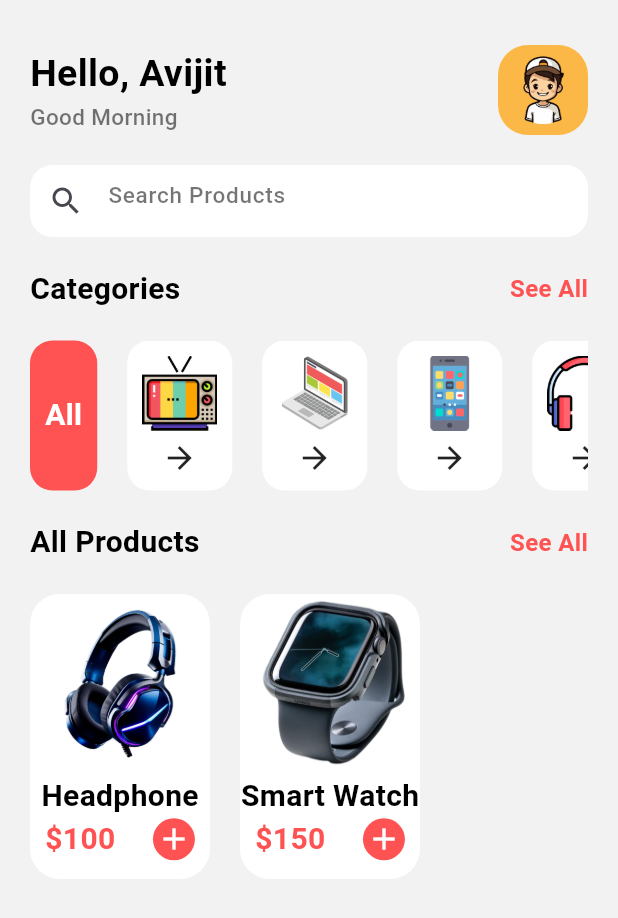
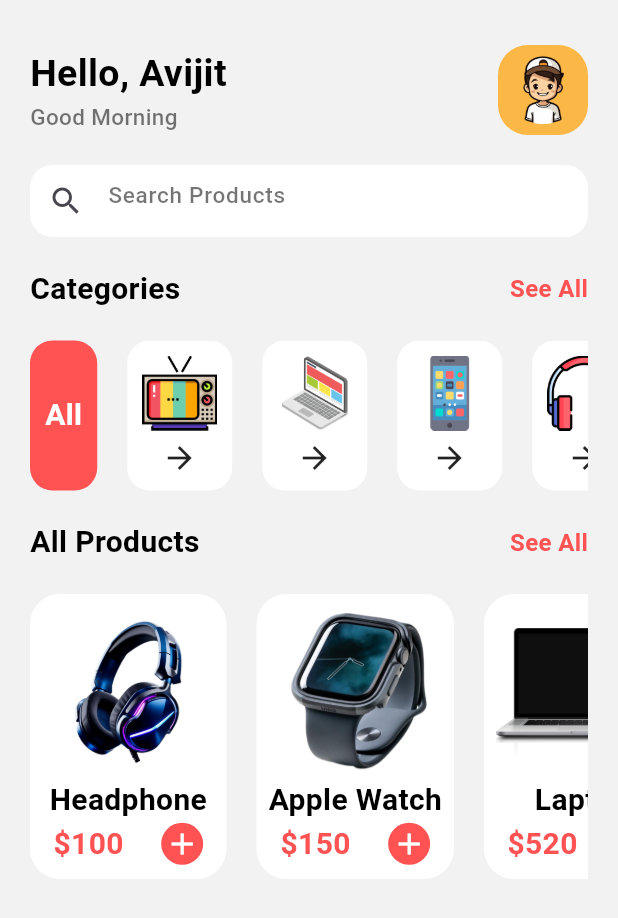
Before and after one commit to AvijitDasAvi/Shopping-App, a Flutter app: the screen it shows after launch, on a phone screen of 412 x 824 dp. Shown: the top 918 px of the screen. Run offline on Flutter 3.47's test engine with Material 3 defaults, Android fonts, the phone set to English and light mode, and no system bars.

Commit message:
Home page UI complete

```diff
--- a/lib/pages/home_page.dart
+++ b/lib/pages/home_page.dart
@@ -21,7 +21,8 @@ class _HomePageState extends State<HomePage> {
   Widget build(BuildContext context) {
     return Scaffold(
       backgroundColor: Color(0xfff2f2f2),
-      body: Container(
+      body: SingleChildScrollView(
+        child: Container(
           margin: EdgeInsets.only(top: 30.0, left: 20.0, right: 20.0),
           child: Column(
             crossAxisAlignment: CrossAxisAlignment.start,
@@ -162,6 +163,7 @@ class _HomePageState extends State<HomePage> {
                   scrollDirection: Axis.horizontal,
                   children: [
                     Container(
+                      padding: EdgeInsets.all(8.0),
                       decoration: BoxDecoration(
                           color: Colors.white,
                           borderRadius: BorderRadius.circular(20.0)),
@@ -169,8 +171,8 @@ class _HomePageState extends State<HomePage> {
                         children: [
                           Image.asset(
                             "assets/images/headphone2.png",
-                          height: 120.0,
-                          width: 120.0,
+                            height: 115.0,
+                            width: 115.0,
                             fit: BoxFit.cover,
                           ),
                           Text(
@@ -208,6 +210,7 @@ class _HomePageState extends State<HomePage> {
                     ),
                     Container(
                       margin: EdgeInsets.only(left: 20),
+                      padding: EdgeInsets.all(8.0),
                       decoration: BoxDecoration(
                           color: Colors.white,
                           borderRadius: BorderRadius.circular(20.0)),
@@ -215,12 +218,12 @@ class _HomePageState extends State<HomePage> {
                         children: [
                           Image.asset(
                             "assets/images/watch.png",
-                          height: 120.0,
-                          width: 120.0,
+                            height: 115.0,
+                            width: 115.0,
                             fit: BoxFit.cover,
                           ),
                           Text(
-                          "Smart Watch",
+                            "Apple Watch",
                             style: SupportWidget.semiBoldTextStyle(),
                           ),
                           Row(
@@ -252,12 +255,107 @@ class _HomePageState extends State<HomePage> {
                         ],
                       ),
                     ),
+                    Container(
+                      margin: EdgeInsets.only(left: 20),
+                      padding: EdgeInsets.all(8.0),
+                      decoration: BoxDecoration(
+                          color: Colors.white,
+                          borderRadius: BorderRadius.circular(20.0)),
+                      child: Column(
+                        children: [
+                          Image.asset(
+                            "assets/images/laptop.png",
+                            height: 115.0,
+                            width: 115.0,
+                            fit: BoxFit.contain,
+                          ),
+                          Text(
+                            "Laptop",
+                            style: SupportWidget.semiBoldTextStyle(),
+                          ),
+                          Row(
+                            children: [
+                              Text(
+                                "\$520",
+                                style: TextStyle(
+                                  color: Colors.redAccent,
+                                  fontSize: 20.0,
+                                  fontWeight: FontWeight.bold,
+                                ),
+                              ),
+                              SizedBox(
+                                width: 25.0,
+                              ),
+                              Container(
+                                padding: EdgeInsets.all(2.0),
+                                decoration: BoxDecoration(
+                                  color: Colors.redAccent,
+                                  shape: BoxShape.circle,
+                                ),
+                                child: Icon(
+                                  Icons.add,
+                                  color: Colors.white,
+                                ),
+                              ),
+                            ],
+                          ),
+                        ],
+                      ),
+                    ),
+                    Container(
+                      margin: EdgeInsets.only(left: 20),
+                      padding: EdgeInsets.all(8.0),
+                      decoration: BoxDecoration(
+                          color: Colors.white,
+                          borderRadius: BorderRadius.circular(20.0)),
+                      child: Column(
+                        children: [
+                          Image.asset(
+                            "assets/images/tv.png",
+                            height: 115.0,
+                            width: 115.0,
+                            fit: BoxFit.cover,
+                          ),
+                          Text(
+                            "Television",
+                            style: SupportWidget.semiBoldTextStyle(),
+                          ),
+                          Row(
+                            children: [
+                              Text(
+                                "\$990",
+                                style: TextStyle(
+                                  color: Colors.redAccent,
+                                  fontSize: 20.0,
+                                  fontWeight: FontWeight.bold,
+                                ),
+                              ),
+                              SizedBox(
+                                width: 25.0,
+                              ),
+                              Container(
+                                padding: EdgeInsets.all(2.0),
+                                decoration: BoxDecoration(
+                                  color: Colors.redAccent,
+                                  shape: BoxShape.circle,
+                                ),
+                                child: Icon(
+                                  Icons.add,
+                                  color: Colors.white,
+                                ),
+                              ),
+                            ],
+                          ),
                         ],
                       ),
                     ),
                   ],
                 ),
               ),
+            ],
+          ),
+        ),
+      ),
     );
   }
 }
```
Also changed, not shown: assets/images/laptop.png (added), 1 other file. Lines whose indentation alone changed are shown as unchanged.
